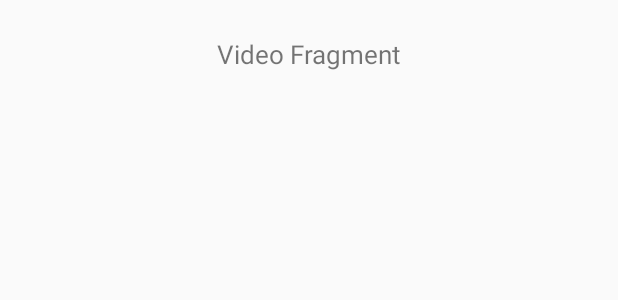
After one commit to Leobuaa/vitoFootball, an Android app: the layout video_fragment.xml on its own in the app's theme, with its tools: preview values and no code run, on a phone screen of 412 x 824 dp. The commit adds this screen. Shown: the top 300 px of the screen. Run offline under Robolectric (Android 15) with nearby library versions, the phone set to English and light mode, and no system bars.

Commit message:
--storyId=05 1. Add Bottom Navigation Bar and Fragments.

```diff
--- a/app/src/main/java/com/example/pengzimao/vitofootball/vito/fragments/VitoRecycleViewFragment.java
+++ b/app/src/main/java/com/example/pengzimao/vitofootball/vito/fragments/VitoRecycleViewFragment.java
@@ -1,7 +1,6 @@
 package com.example.pengzimao.vitofootball.vito.fragments;
 
 import android.arch.lifecycle.Observer;
-import android.arch.lifecycle.ViewModel;
 import android.arch.lifecycle.ViewModelProviders;
 import android.os.Bundle;
 import android.support.annotation.Nullable;
--- /dev/null
+++ b/app/src/main/res/layout/video_fragment.xml
@@ -0,0 +1,21 @@
+<?xml version="1.0" encoding="utf-8"?>
+<android.support.constraint.ConstraintLayout
+    xmlns:android="http://schemas.android.com/apk/res/android"
+    xmlns:app="http://schemas.android.com/apk/res-auto"
+    xmlns:tools="http://schemas.android.com/tools"
+    android:layout_width="match_parent"
+    android:layout_height="match_parent">
+
+    <TextView
+        android:id="@+id/textView2"
+        android:layout_width="wrap_content"
+        android:layout_height="wrap_content"
+        android:layout_marginEnd="8dp"
+        android:layout_marginStart="8dp"
+        android:layout_marginTop="24dp"
+        android:textSize="17sp"
+        android:text="Video Fragment"
+        app:layout_constraintEnd_toEndOf="parent"
+        app:layout_constraintStart_toStartOf="parent"
+        app:layout_constraintTop_toTopOf="parent" />
+</android.support.constraint.ConstraintLayout>
```
Also changed, not shown: app/src/main/java/com/example/pengzimao/vitofootball/MainActivity.java (+65 -0 lines), app/src/main/java/com/example/pengzimao/vitofootball/vito/fragments/VitoUserProfileFragment.java (added, +23 -0 lines), app/src/main/java/com/example/pengzimao/vitofootball/vito/fragments/VitoVideoFragment.java (added, +22 -0 lines), app/src/main/res/layout/activity_main.xml (+13 -14 lines), app/src/main/res/layout/user_profile_fragment.xml (added, +21 -0 lines).
